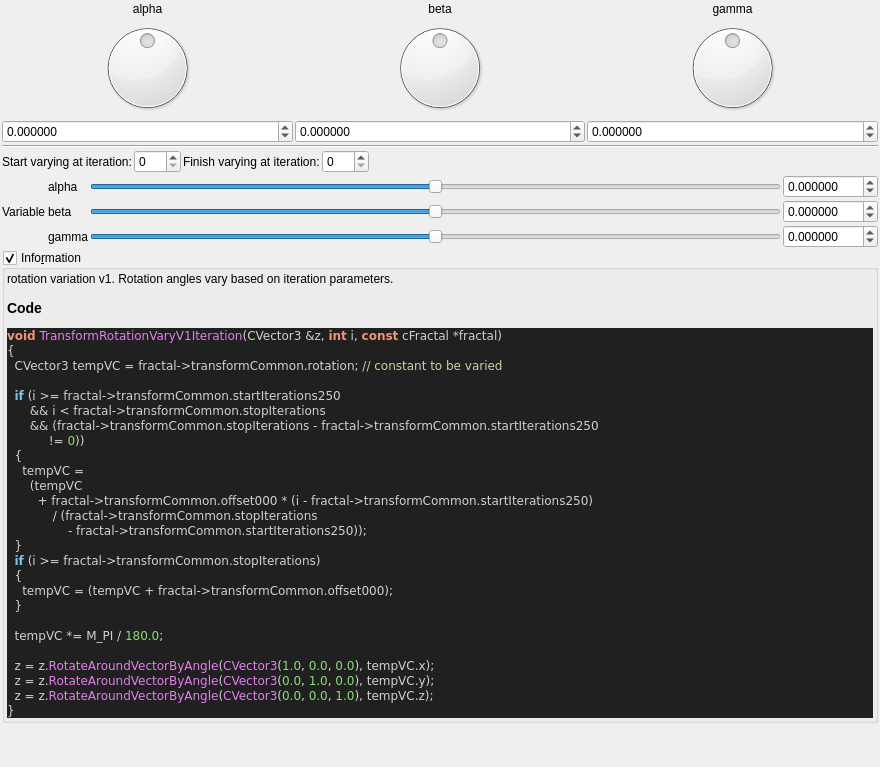
buddhi1980/mandelbulber2, file mandelbulber2/qt_data/fractal_transf_rotation_varyV1.ui: the form before one commit.
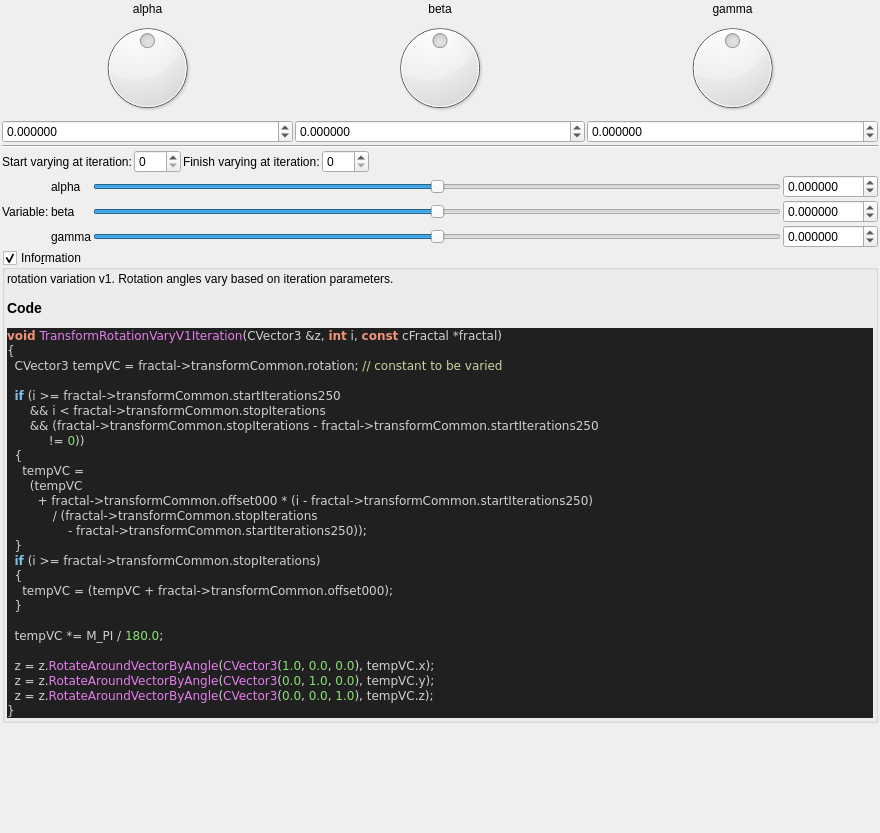
The form after the commit. Custom widgets are drawn as their Qt base class.

What changed in the file:
```diff
--- a/mandelbulber2/qt_data/fractal_transf_rotation_varyV1.ui
+++ b/mandelbulber2/qt_data/fractal_transf_rotation_varyV1.ui
@@ -7,7 +7,7 @@
     <x>0</x>
     <y>0</y>
     <width>880</width>
-    <height>767</height>
+    <height>833</height>
    </rect>
   </property>
   <property name="windowTitle">
@@ -331,7 +331,7 @@
      <item row="2" column="0">
       <widget class="QLabel" name="label_166">
        <property name="text">
-        <string>Variable</string>
+        <string>Variable:</string>
        </property>
       </widget>
      </item>
```
Left out of the diff: 17 changed lines with no effect on the pictures.
